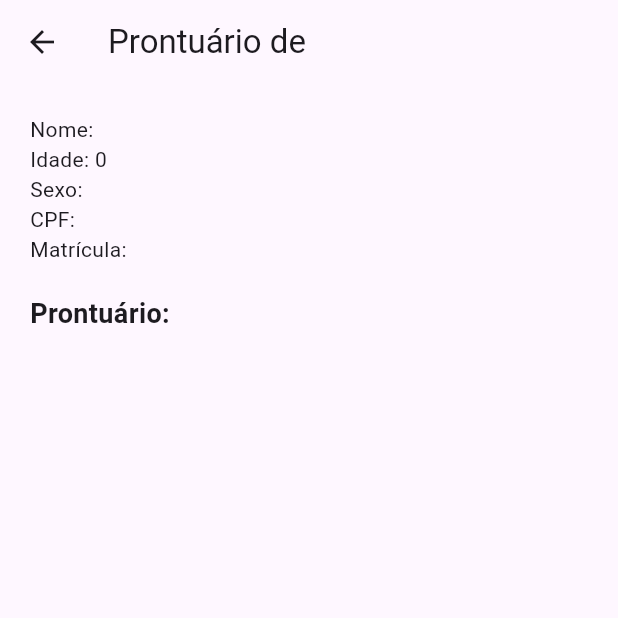
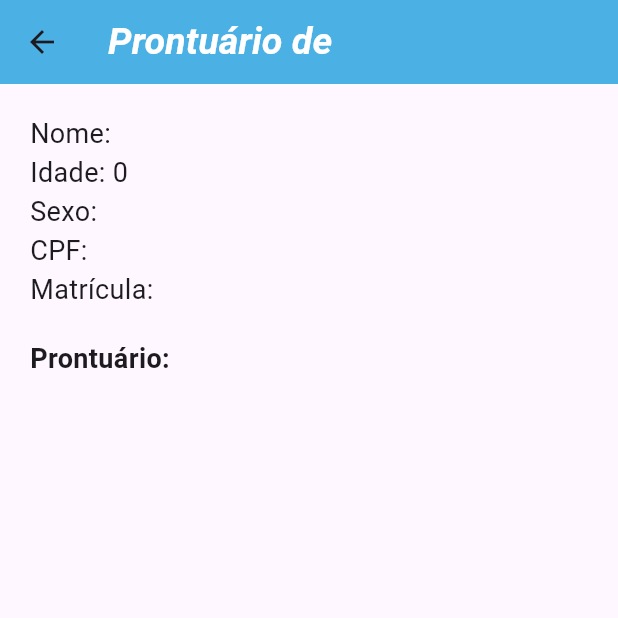
Before and after one commit to GabrielDFS/sync_health, a Flutter app: the Menu screen opened directly with empty values, after a tap on "Prontuário", on a phone screen of 412 x 824 dp, the top half of it. Run offline on Flutter 3.47's test engine with Material 3 defaults, Android fonts, the phone set to English and light mode, and no system bars.

Commit message:
ajustes visuais

```diff
--- a/lib/LoginForm.dart
+++ b/lib/LoginForm.dart
@@ -1,5 +1,5 @@
 import 'package:flutter/material.dart';
-import 'LoginFormState.dart'; // Verifique o nome correto do arquivo e o caminho se necessário
+import 'LoginFormState.dart';
 
 class LoginForm extends StatefulWidget {
   @override
--- a/lib/Menu.dart
+++ b/lib/Menu.dart
@@ -16,12 +16,23 @@ class Menu extends StatelessWidget {
   Widget build(BuildContext context) {
     return Scaffold(
       appBar: AppBar(
-        title: Text('Olá, ${paciente.nome}!'),
+        backgroundColor: Color.fromARGB(255, 75, 177, 228),
+        title: Text(
+          'Olá, ${paciente.nome}!',
+          style: TextStyle(
+            color: Color.fromARGB(255, 255, 254, 254),
+            fontSize: 25,
+            fontWeight: FontWeight.bold,
+            fontStyle:
+                FontStyle.italic,
+            fontFamily: 'Roboto',
+          ),
+        ),
         actions: [
           IconButton(
             icon: Icon(Icons.exit_to_app),
             onPressed: () {
-              _sair(context); // Retorna à tela de login ao clicar em "Sair"
+              _sair(context);
             },
           ),
         ],
@@ -31,19 +42,47 @@ class Menu extends StatelessWidget {
           mainAxisAlignment: MainAxisAlignment.center,
           children: <Widget>[
             SizedBox(height: 20.0),
-            ElevatedButton(
+            Center(
+              child: Container(
+                width: MediaQuery.of(context).size.width * 0.8,
+                child: ElevatedButton(
                   onPressed: () {
                     Navigator.push(
                       context,
                       MaterialPageRoute(
-                    builder: (context) => ProntuarioScreen(paciente: paciente),
+                        builder: (context) =>
+                            ProntuarioScreen(paciente: paciente),
                       ),
                     );
                   },
-              child: Text('Prontuário'),
+                  style: ElevatedButton.styleFrom(
+                    shape: RoundedRectangleBorder(
+                      borderRadius: BorderRadius.circular(10),
+                    ),
+                  ),
+                  child: Row(
+                    mainAxisAlignment: MainAxisAlignment.center,
+                    children: [
+                      Icon(Icons.list),
+                      SizedBox(width: 10),
+                      Text('Prontuário',
+                          style: TextStyle(
+                            color: Color.fromARGB(255, 0, 68, 95),
+                            fontSize: 15,
+                            fontWeight: FontWeight.bold,
+                            fontStyle: FontStyle.italic,
+                            fontFamily: 'Roboto',
+                          )),
+                    ],
+                  ),
+                ),
+              ),
             ),
             SizedBox(height: 20.0),
-            ElevatedButton(
+            Center(
+              child: Container(
+                width: MediaQuery.of(context).size.width * 0.8,
+                child: ElevatedButton(
                   onPressed: () {
                     Navigator.push(
                       context,
@@ -52,7 +91,28 @@ class Menu extends StatelessWidget {
                       ),
                     );
                   },
-              child: Text('Exames'),
+                  style: ElevatedButton.styleFrom(
+                    shape: RoundedRectangleBorder(
+                      borderRadius: BorderRadius.circular(10),
+                    ),
+                  ),
+                  child: Row(
+                    mainAxisAlignment: MainAxisAlignment.center,
+                    children: [
+                      Icon(Icons.local_hospital),
+                      SizedBox(width: 10),
+                      Text('Exames',
+                          style: TextStyle(
+                            color: Color.fromARGB(255, 0, 68, 95),
+                            fontSize: 15,
+                            fontWeight: FontWeight.bold,
+                            fontStyle: FontStyle.italic,
+                            fontFamily: 'Roboto',
+                          )),
+                    ],
+                  ),
+                ),
+              ),
             ),
           ],
         ),
--- a/lib/Paciente.dart
+++ b/lib/Paciente.dart
@@ -1,5 +1,5 @@
 import 'Prontuario.dart';
-import 'Exame.dart'; // Importe a classe Exame
+import 'Exame.dart';
 
 class Paciente {
   int Id;
@@ -10,9 +10,8 @@ class Paciente {
   String matricula;
   String senha;
   List<Prontuario> prontuarios;
-  List<Exame> exames; // Adicionando a lista de exames
+  List<Exame> exames;
 
-  // Construtor
   Paciente({
     required this.Id,
     required this.nome,
@@ -22,6 +21,6 @@ class Paciente {
     required this.matricula,
     required this.senha,
     required this.prontuarios,
-    required this.exames, // Inicializando a lista de exames
+    required this.exames,
   });
 }
--- a/lib/ProntuarioScreen.dart
+++ b/lib/ProntuarioScreen.dart
@@ -10,26 +10,65 @@ class ProntuarioScreen extends StatelessWidget {
   Widget build(BuildContext context) {
     return Scaffold(
       appBar: AppBar(
-        title: Text('Prontuário de ${paciente.nome}'),
+        backgroundColor: Color.fromARGB(255, 75, 177, 228),
+        title: Text(
+          'Prontuário de ${paciente.nome}',
+          style: TextStyle(
+            color: Color.fromARGB(255, 255, 254, 254),
+            fontSize: 25,
+            fontWeight: FontWeight.bold,
+            fontStyle:
+                FontStyle.italic,
+            fontFamily: 'Roboto',
+          ),
+        ),
       ),
       body: Padding(
         padding: const EdgeInsets.all(20.0),
         child: Column(
           crossAxisAlignment: CrossAxisAlignment.start,
           children: <Widget>[
-            Text('Nome: ${paciente.nome}'),
-            Text('Idade: ${paciente.idade}'),
-            Text('Sexo: ${paciente.sexo}'),
-            Text('CPF: ${paciente.cpf}'),
-            Text('Matrícula: ${paciente.matricula}'),
+            Text(
+              'Nome: ${paciente.nome}',
+              style: TextStyle(
+                fontSize: 18,
+              ),
+            ),
+            Text(
+              'Idade: ${paciente.idade}',
+              style: TextStyle(
+                fontSize: 18,
+              ),
+            ),
+            Text(
+              'Sexo: ${paciente.sexo}',
+              style: TextStyle(
+                fontSize: 18,
+              ),
+            ),
+            Text(
+              'CPF: ${paciente.cpf}',
+              style: TextStyle(
+                fontSize: 18,
+              ),
+            ),
+            Text(
+              'Matrícula: ${paciente.matricula}',
+              style: TextStyle(
+                fontSize: 18,
+              ),
+            ),
             SizedBox(height: 20.0),
             Text(
               'Prontuário:',
               style: TextStyle(fontSize: 18, fontWeight: FontWeight.bold),
             ),
-            // Iterando sobre a lista de prontuários e exibindo os detalhes de cada um
             for (var prontuario in paciente.prontuarios)
-              Column(
+              Card(
+                elevation: 3,
+                child: Padding(
+                  padding: const EdgeInsets.all(8.0),
+                  child: Column(
                     crossAxisAlignment: CrossAxisAlignment.start,
                     children: <Widget>[
                       Text(
@@ -38,8 +77,9 @@ class ProntuarioScreen extends StatelessWidget {
                       ),
                       Text('Problema: ${prontuario.problema}'),
                       Text('Evolução: ${prontuario.evolucao}'),
-                  SizedBox(height: 20.0),
                     ],
+                  ),
+                ),
               ),
           ],
         ),
```
Also changed, not shown: lib/ExamesScreen.dart (+13 -6 lines), lib/LoginFormState.dart (+60 -8 lines), lib/main.dart (+13 -5 lines). Lines whose indentation alone changed are shown as unchanged.
